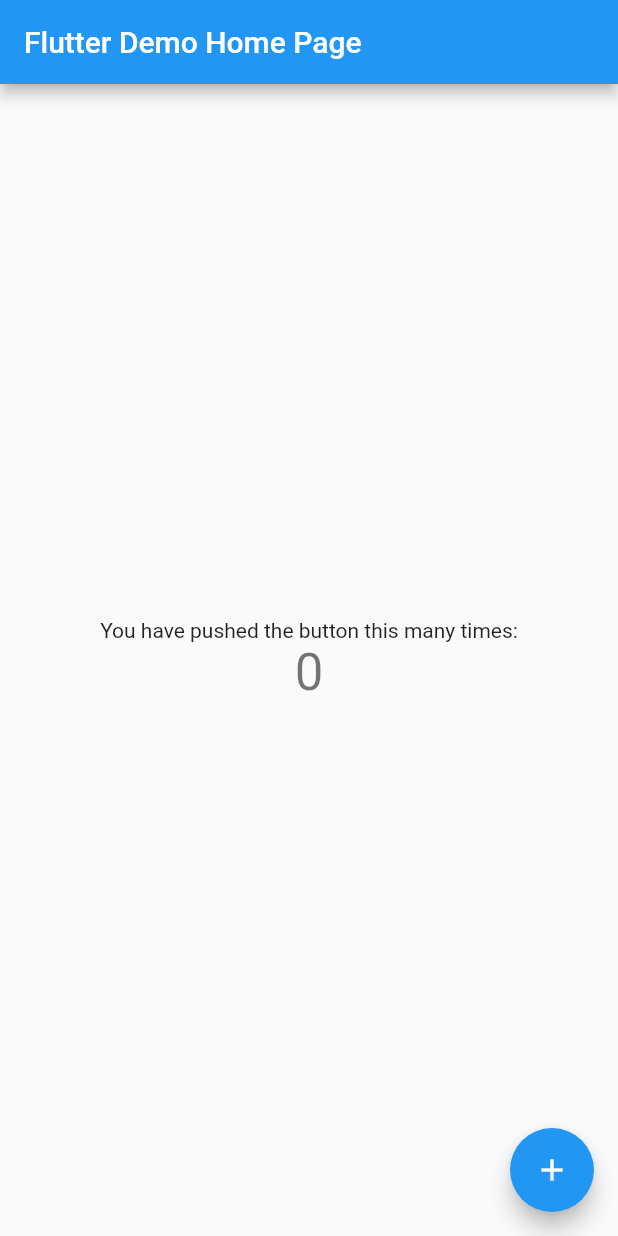
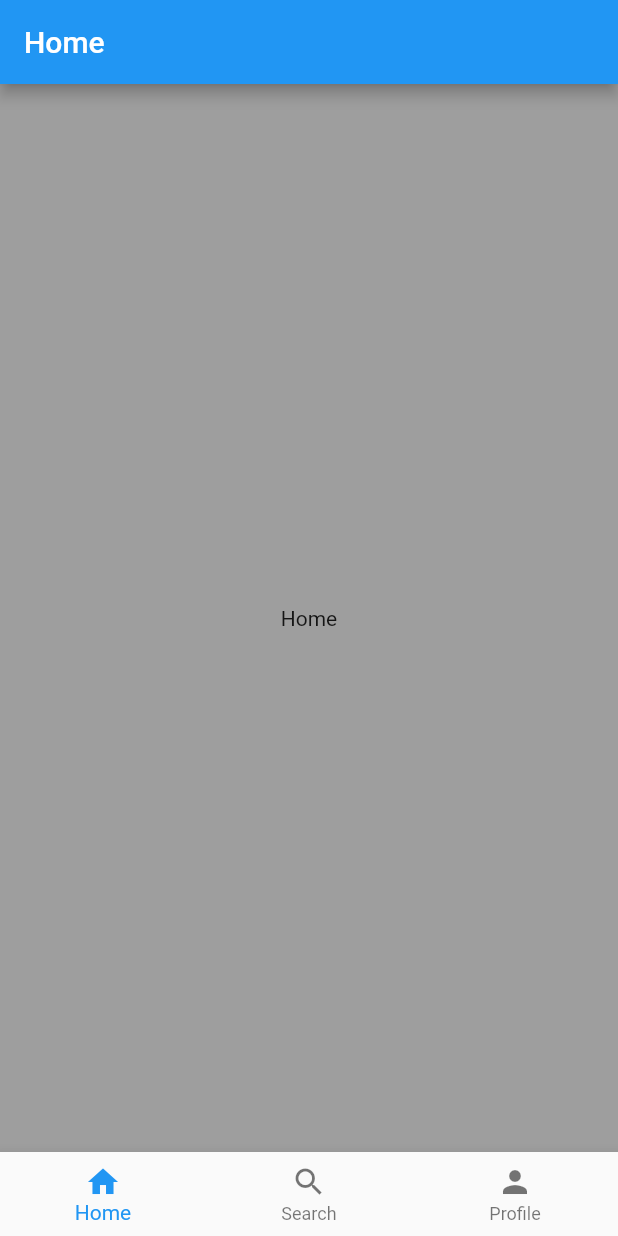
Before and after one commit to Laaurent/NotNetflix-Flutter, a Flutter app: the screen it shows after launch, on a phone screen of 412 x 824 dp. Run offline on Flutter 3.47's test engine with Material 2 defaults, Android fonts, the phone set to English and light mode, and no system bars; our stand-ins replace firebase_core; accounts and stored records are empty.

Commit message:
home skeletton

```diff
--- a/lib/main.dart
+++ b/lib/main.dart
@@ -1,121 +1,43 @@
 import 'package:flutter/material.dart';
 import 'package:firebase_core/firebase_core.dart';
+import 'package:not_netflix/views/Home.dart';
 import 'firebase_options.dart';
 
+final Map<String, Widget Function(BuildContext)> routes = {
+  '/': (context) => const Home(),
+  '/login': (context) => const Scaffold(
+        body: Center(
+          child: Text('Login'),
+        ),
+      ),
+  '/register': (context) => const Scaffold(
+        body: Center(
+          child: Text('Register'),
+        ),
+      ),
+};
 void main() async {
-  WidgetsFlutterBinding.ensureInitialized();
   await Firebase.initializeApp(
     options: DefaultFirebaseOptions.currentPlatform,
   );
+  WidgetsFlutterBinding.ensureInitialized();
   runApp(const MyApp());
 }
 
 class MyApp extends StatelessWidget {
   const MyApp({Key? key}) : super(key: key);
+  // final _initialization = Firebase.initializeApp();
 
-  // This widget is the root of your application.
   @override
   Widget build(BuildContext context) {
     return MaterialApp(
-      title: 'Flutter Demo',
+      title: 'Not Netflix',
       theme: ThemeData(
-        // This is the theme of your application.
-        //
-        // Try running your application with "flutter run". You'll see the
-        // application has a blue toolbar. Then, without quitting the app, try
-        // changing the primarySwatch below to Colors.green and then invoke
-        // "hot reload" (press "r" in the console where you ran "flutter run",
-        // or simply save your changes to "hot reload" in a Flutter IDE).
-        // Notice that the counter didn't reset back to zero; the application
-        // is not restarted.
+        scaffoldBackgroundColor: Colors.grey,
         primarySwatch: Colors.blue,
       ),
-      home: const MyHomePage(title: 'Flutter Demo Home Page'),
+      routes: routes,
+      initialRoute: '/',
     );
   }
 }
-
-class MyHomePage extends StatefulWidget {
-  const MyHomePage({Key? key, required this.title}) : super(key: key);
-
-  // This widget is the home page of your application. It is stateful, meaning
-  // that it has a State object (defined below) that contains fields that affect
-  // how it looks.
-
-  // This class is the configuration for the state. It holds the values (in this
-  // case the title) provided by the parent (in this case the App widget) and
-  // used by the build method of the State. Fields in a Widget subclass are
-  // always marked "final".
-
-  final String title;
-
-  @override
-  State<MyHomePage> createState() => _MyHomePageState();
-}
-
-class _MyHomePageState extends State<MyHomePage> {
-  int _counter = 0;
-
-  void _incrementCounter() {
-    setState(() {
-      // This call to setState tells the Flutter framework that something has
-      // changed in this State, which causes it to rerun the build method below
-      // so that the display can reflect the updated values. If we changed
-      // _counter without calling setState(), then the build method would not be
-      // called again, and so nothing would appear to happen.
-      _counter++;
-    });
-  }
-
-  @override
-  Widget build(BuildContext context) {
-    // This method is rerun every time setState is called, for instance as done
-    // by the _incrementCounter method above.
-    //
-    // The Flutter framework has been optimized to make rerunning build methods
-    // fast, so that you can just rebuild anything that needs updating rather
-    // than having to individually change instances of widgets.
-    return Scaffold(
-      appBar: AppBar(
-        // Here we take the value from the MyHomePage object that was created by
-        // the App.build method, and use it to set our appbar title.
-        title: Text(widget.title),
-      ),
-      body: Center(
-        // Center is a layout widget. It takes a single child and positions it
-        // in the middle of the parent.
-        child: Column(
-          // Column is also a layout widget. It takes a list of children and
-          // arranges them vertically. By default, it sizes itself to fit its
-          // children horizontally, and tries to be as tall as its parent.
-          //
-          // Invoke "debug painting" (press "p" in the console, choose the
-          // "Toggle Debug Paint" action from the Flutter Inspector in Android
-          // Studio, or the "Toggle Debug Paint" command in Visual Studio Code)
-          // to see the wireframe for each widget.
-          //
-          // Column has various properties to control how it sizes itself and
-          // how it positions its children. Here we use mainAxisAlignment to
-          // center the children vertically; the main axis here is the vertical
-          // axis because Columns are vertical (the cross axis would be
-          // horizontal).
-          mainAxisAlignment: MainAxisAlignment.center,
-          children: <Widget>[
-            const Text(
-              'You have pushed the button this many times:',
-            ),
-            Text(
-              '$_counter',
-              style: Theme.of(context).textTheme.headline4,
-            ),
-          ],
-        ),
-      ),
-      floatingActionButton: FloatingActionButton(
-        onPressed: _incrementCounter,
-        tooltip: 'Increment',
-        child: const Icon(Icons.add),
-      ), // This trailing comma makes auto-formatting nicer for build methods.
-    );
-  }
-}
--- /dev/null
+++ b/lib/views/home.dart
@@ -0,0 +1,46 @@
+import 'package:flutter/material.dart';
+
+class Home extends StatefulWidget {
+  const Home({Key? key}) : super(key: key);
+
+  @override
+  State<Home> createState() => HomeState();
+}
+
+class HomeState extends State<Home> {
+  int _current = 0;
+
+  @override
+  Widget build(BuildContext context) {
+    return Scaffold(
+      appBar: AppBar(
+        title: const Text('Home'),
+      ),
+      body: const Center(
+        child: Text('Home'),
+      ),
+      bottomNavigationBar: BottomNavigationBar(
+        currentIndex: _current,
+        onTap: (index) {
+          setState(() {
+            _current = index;
+          });
+        },
+        items: const [
+          BottomNavigationBarItem(
+            icon: Icon(Icons.home),
+            label: 'Home',
+          ),
+          BottomNavigationBarItem(
+            icon: Icon(Icons.search),
+            label: 'Search',
+          ),
+          BottomNavigationBarItem(
+            icon: Icon(Icons.person),
+            label: 'Profile',
+          ),
+        ],
+      ),
+    );
+  }
+}
```
Also changed, not shown: 3 other files.
